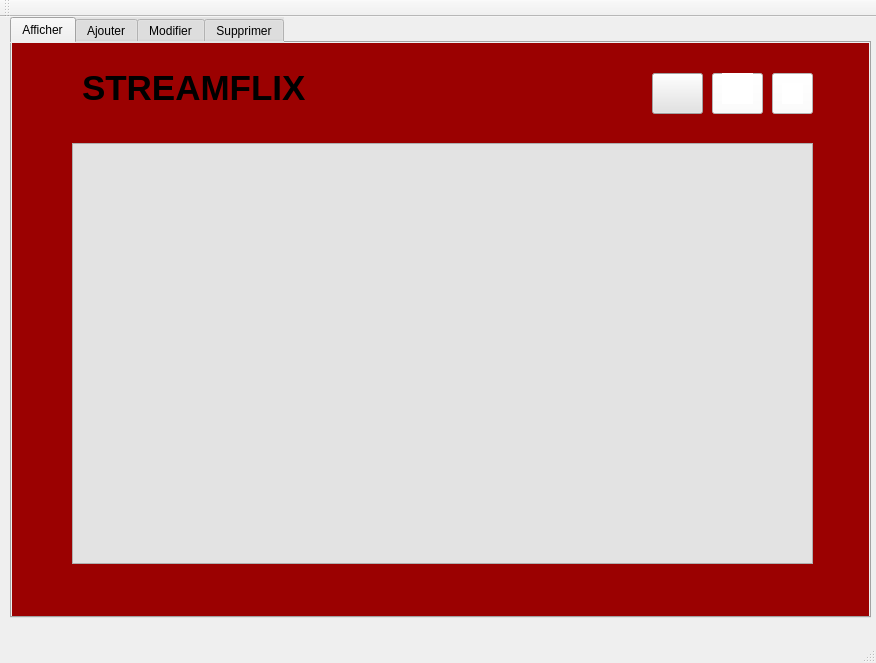
This is Desktop/Atelier_Connexion/mainwindow.ui in maramboussalem/Smart-TV- as Qt 5 draws it before an edit. The edited form follows.
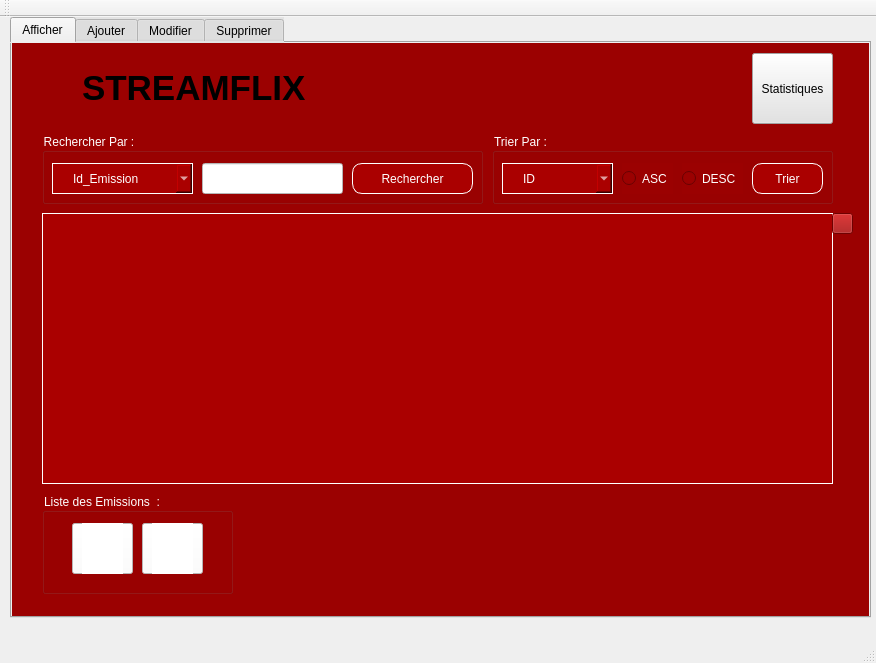
This is the edited form. Icons and pictures are not drawn.

```diff
--- a/Desktop/Atelier_Connexion/mainwindow.ui
+++ b/Desktop/Atelier_Connexion/mainwindow.ui
@@ -54,14 +54,20 @@
      <widget class="QTableView" name="table_AfficherEmission">
       <property name="geometry">
        <rect>
-        <x>60</x>
-        <y>100</y>
-        <width>741</width>
-        <height>421</height>
+        <x>30</x>
+        <y>170</y>
+        <width>791</width>
+        <height>271</height>
        </rect>
       </property>
       <property name="styleSheet">
-       <string notr="true"/>
+       <string notr="true">background-color: rgb(170, 0, 0);
+border :1px solid rgb(255, 255, 255);
+border-radius :0px;
+color: #FFF;
+padding-left: 20px;
+padding-right:20px;
+</string>
       </property>
      </widget>
      <widget class="QLabel" name="label_40">
@@ -113,95 +119,431 @@
        <string/>
       </property>
      </widget>
-     <widget class="QPushButton" name="pushButton_regarder">
-      <property name="geometry">
-       <rect>
-        <x>640</x>
-        <y>30</y>
-        <width>51</width>
-        <height>41</height>
-       </rect>
-      </property>
-      <property name="text">
-       <string/>
-      </property>
-     </widget>
      <widget class="QPushButton" name="pushButtonRef">
       <property name="geometry">
        <rect>
-        <x>760</x>
-        <y>30</y>
-        <width>41</width>
-        <height>41</height>
-       </rect>
-      </property>
-      <property name="styleSheet">
-       <string notr="true">background-color: rgb(255, 255, 255);</string>
-      </property>
-      <property name="text">
-       <string/>
-      </property>
-     </widget>
-     <widget class="QLabel" name="label_14">
-      <property name="geometry">
-       <rect>
-        <x>770</x>
-        <y>40</y>
+        <x>820</x>
+        <y>170</y>
         <width>21</width>
         <height>21</height>
        </rect>
       </property>
       <property name="styleSheet">
-       <string notr="true">image: url(:/new/prefix1/ac.png);
-background-color: rgb(255, 255, 255);</string>
+       <string notr="true">background-color: rgb(155, 1, 1);</string>
       </property>
       <property name="text">
        <string/>
       </property>
      </widget>
-     <widget class="QPushButton" name="pushButtonTri">
+     <widget class="QPushButton" name="pushButtonExcel">
       <property name="geometry">
        <rect>
-        <x>700</x>
-        <y>30</y>
-        <width>51</width>
-        <height>41</height>
+        <x>340</x>
+        <y>20</y>
+        <width>61</width>
+        <height>51</height>
        </rect>
       </property>
-      <property name="styleSheet">
-       <string notr="true">background-color: rgb(255, 255, 255);</string>
-      </property>
       <property name="text">
        <string/>
       </property>
      </widget>
-     <widget class="QLabel" name="label_20">
+     <widget class="QGroupBox" name="groupBox">
       <property name="geometry">
        <rect>
-        <x>710</x>
-        <y>30</y>
-        <width>31</width>
-        <height>31</height>
+        <x>480</x>
+        <y>90</y>
+        <width>341</width>
+        <height>71</height>
        </rect>
       </property>
       <property name="styleSheet">
-       <string notr="true">background-color: rgb(255, 255, 255);
-image: url(:/new/prefix1/Tri.png);</string>
+       <string notr="true">background-color: rgb(155, 1, 1);
+color: rgb(255, 255, 255);</string>
       </property>
+      <property name="title">
+       <string>Trier Par :</string>
+      </property>
+      <widget class="QComboBox" name="comboBoxTri">
+       <property name="geometry">
+        <rect>
+         <x>10</x>
+         <y>30</y>
+         <width>111</width>
+         <height>31</height>
+        </rect>
+       </property>
+       <property name="styleSheet">
+        <string notr="true">background-color: rgb(170, 0, 0);
+border :1px solid rgb(255, 255, 255);
+border-radius :0px;
+color: #FFF;
+padding-left: 20px;
+padding-right:20px;
+</string>
+       </property>
+       <item>
+        <property name="text">
+         <string>ID</string>
+        </property>
+       </item>
+       <item>
+        <property name="text">
+         <string>Date</string>
+        </property>
+       </item>
+       <item>
+        <property name="text">
+         <string>Catégorie</string>
+        </property>
+       </item>
+       <item>
+        <property name="text">
+         <string>Durée</string>
+        </property>
+       </item>
+      </widget>
+      <widget class="QRadioButton" name="radioButtonCroissant">
+       <property name="geometry">
+        <rect>
+         <x>130</x>
+         <y>30</y>
+         <width>51</width>
+         <height>31</height>
+        </rect>
+       </property>
+       <property name="styleSheet">
+        <string notr="true">background-color: rgb(155, 1, 1);
+color: rgb(255, 255, 255);</string>
+       </property>
+       <property name="text">
+        <string>ASC</string>
+       </property>
+      </widget>
+      <widget class="QRadioButton" name="radioButtonDecroissant">
+       <property name="geometry">
+        <rect>
+         <x>190</x>
+         <y>30</y>
+         <width>61</width>
+         <height>31</height>
+        </rect>
+       </property>
+       <property name="styleSheet">
+        <string notr="true">background-color: rgb(155, 1, 1);
+color: rgb(255, 255, 255);</string>
+       </property>
+       <property name="text">
+        <string>DESC</string>
+       </property>
+      </widget>
+      <widget class="QPushButton" name="pushButtonTri">
+       <property name="geometry">
+        <rect>
+         <x>260</x>
+         <y>30</y>
+         <width>71</width>
+         <height>31</height>
+        </rect>
+       </property>
+       <property name="styleSheet">
+        <string notr="true">background-color: rgb(170, 0, 0);
+border :1px solid rgb(255, 255, 255);
+border-radius :10px;
+color: #FFF;
+padding-left: 20px;
+padding-right:20px;
+</string>
+       </property>
+       <property name="text">
+        <string>Trier</string>
+       </property>
+      </widget>
+     </widget>
+     <widget class="QGroupBox" name="groupBox_2">
+      <property name="geometry">
+       <rect>
+        <x>30</x>
+        <y>90</y>
+        <width>441</width>
+        <height>71</height>
+       </rect>
+      </property>
+      <property name="styleSheet">
+       <string notr="true">background-color: rgb(155, 1, 1);
+color: rgb(255, 255, 255);</string>
+      </property>
+      <property name="title">
+       <string>Rechercher Par :</string>
+      </property>
+      <widget class="QComboBox" name="comboBoxRecherche">
+       <property name="geometry">
+        <rect>
+         <x>10</x>
+         <y>30</y>
+         <width>141</width>
+         <height>31</height>
+        </rect>
+       </property>
+       <property name="styleSheet">
+        <string notr="true">background-color: rgb(170, 0, 0);
+border :1px solid rgb(255, 255, 255);
+border-radius :0px;
+color: #FFF;
+padding-left: 20px;
+padding-right:20px;
+</string>
+       </property>
+       <item>
+        <property name="text">
+         <string>Id_Emission</string>
+        </property>
+       </item>
+       <item>
+        <property name="text">
+         <string>Titre</string>
+        </property>
+       </item>
+       <item>
+        <property name="text">
+         <string>Categorie</string>
+        </property>
+       </item>
+       <item>
+        <property name="text">
+         <string>Realisateur</string>
+        </property>
+       </item>
+       <item>
+        <property name="text">
+         <string>Duree</string>
+        </property>
+       </item>
+       <item>
+        <property name="text">
+         <string>Date_emission</string>
+        </property>
+       </item>
+      </widget>
+      <widget class="QLineEdit" name="lineEditRechercheTableau">
+       <property name="geometry">
+        <rect>
+         <x>160</x>
+         <y>30</y>
+         <width>141</width>
+         <height>31</height>
+        </rect>
+       </property>
+       <property name="styleSheet">
+        <string notr="true">background-color: rgb(255, 255, 255);</string>
+       </property>
+      </widget>
+      <widget class="QPushButton" name="pushButtonValidier_recherche">
+       <property name="geometry">
+        <rect>
+         <x>310</x>
+         <y>30</y>
+         <width>121</width>
+         <height>31</height>
+        </rect>
+       </property>
+       <property name="styleSheet">
+        <string notr="true">background-color: rgb(170, 0, 0);
+border :1px solid rgb(255, 255, 255);
+border-radius :10px;
+color: #FFF;
+padding-left: 20px;
+padding-right:20px;
+</string>
+       </property>
+       <property name="text">
+        <string>Rechercher</string>
+       </property>
+      </widget>
+     </widget>
+     <widget class="QPushButton" name="pushButtonstat">
+      <property name="geometry">
+       <rect>
+        <x>740</x>
+        <y>10</y>
+        <width>81</width>
+        <height>71</height>
+       </rect>
+      </property>
+      <property name="styleSheet">
+       <string notr="true">
+</string>
+      </property>
       <property name="text">
-       <string/>
+       <string>Statistiques</string>
       </property>
      </widget>
+     <widget class="QGroupBox" name="groupBox_3">
+      <property name="geometry">
+       <rect>
+        <x>30</x>
+        <y>450</y>
+        <width>191</width>
+        <height>101</height>
+       </rect>
+      </property>
+      <property name="styleSheet">
+       <string notr="true">background-color: rgb(155, 1, 1);
+color: rgb(255, 255, 255);</string>
+      </property>
+      <property name="title">
+       <string>Liste des Emissions  :</string>
+      </property>
+      <widget class="QPushButton" name="pushButtonPdf">
+       <property name="geometry">
+        <rect>
+         <x>50</x>
+         <y>30</y>
+         <width>41</width>
+         <height>51</height>
+        </rect>
+       </property>
+       <property name="styleSheet">
+        <string notr="true">
+background-color: rgb(255, 255, 255);</string>
+       </property>
+       <property name="text">
+        <string/>
+       </property>
+      </widget>
+      <widget class="QPushButton" name="pushButtoneee">
+       <property name="geometry">
+        <rect>
+         <x>100</x>
+         <y>30</y>
+         <width>61</width>
+         <height>51</height>
+        </rect>
+       </property>
+       <property name="styleSheet">
+        <string notr="true">background-color: rgb(255, 255, 255);</string>
+       </property>
+       <property name="text">
+        <string/>
+       </property>
+      </widget>
+      <widget class="QPushButton" name="pushButtonTelecharger">
+       <property name="geometry">
+        <rect>
+         <x>30</x>
+         <y>30</y>
+         <width>21</width>
+         <height>51</height>
+        </rect>
+       </property>
+       <property name="styleSheet">
+        <string notr="true">
+background-color: rgb(255, 255, 255);</string>
+       </property>
+       <property name="text">
+        <string/>
+       </property>
+      </widget>
+      <widget class="QLabel" name="label_14">
+       <property name="enabled">
+        <bool>true</bool>
+       </property>
+       <property name="geometry">
+        <rect>
+         <x>40</x>
+         <y>30</y>
+         <width>41</width>
+         <height>51</height>
+        </rect>
+       </property>
+       <property name="mouseTracking">
+        <bool>true</bool>
+       </property>
+       <property name="tabletTracking">
+        <bool>true</bool>
+       </property>
+       <property name="acceptDrops">
+        <bool>true</bool>
+       </property>
+       <property name="autoFillBackground">
+        <bool>false</bool>
+       </property>
+       <property name="styleSheet">
+        <string notr="true">image: url(:/new/prefix1/pdf1.png);
+background-color: rgb(255, 255, 255);</string>
+       </property>
+       <property name="text">
+        <string/>
+       </property>
+       <property name="scaledContents">
+        <bool>true</bool>
+       </property>
+       <property name="wordWrap">
+        <bool>true</bool>
+       </property>
+       <property name="openExternalLinks">
+        <bool>true</bool>
+       </property>
+       <property name="textInteractionFlags">
+        <set>Qt::NoTextInteraction</set>
+       </property>
+      </widget>
+      <widget class="QLabel" name="label_17">
+       <property name="enabled">
+        <bool>true</bool>
+       </property>
+       <property name="geometry">
+        <rect>
+         <x>110</x>
+         <y>30</y>
+         <width>41</width>
+         <height>51</height>
+        </rect>
+       </property>
+       <property name="mouseTracking">
+        <bool>true</bool>
+       </property>
+       <property name="tabletTracking">
+        <bool>true</bool>
+       </property>
+       <property name="acceptDrops">
+        <bool>true</bool>
+       </property>
+       <property name="autoFillBackground">
+        <bool>false</bool>
+       </property>
+       <property name="styleSheet">
+        <string notr="true">image: url(:/new/prefix2/e.png);
+background-color: rgb(255, 255, 255);</string>
+       </property>
+       <property name="text">
+        <string/>
+       </property>
+       <property name="scaledContents">
+        <bool>true</bool>
+       </property>
+       <property name="wordWrap">
+        <bool>true</bool>
+       </property>
+       <property name="openExternalLinks">
+        <bool>true</bool>
+       </property>
+       <property name="textInteractionFlags">
+        <set>Qt::NoTextInteraction</set>
+       </property>
+      </widget>
+     </widget>
+     <zorder>pushButtonExcel</zorder>
      <zorder>label_2</zorder>
      <zorder>verticalScrollBar</zorder>
      <zorder>table_AfficherEmission</zorder>
      <zorder>label_40</zorder>
      <zorder>label_44</zorder>
-     <zorder>pushButton_regarder</zorder>
      <zorder>pushButtonRef</zorder>
-     <zorder>label_14</zorder>
-     <zorder>pushButtonTri</zorder>
-     <zorder>label_20</zorder>
+     <zorder>groupBox</zorder>
+     <zorder>groupBox_2</zorder>
+     <zorder>pushButtonstat</zorder>
+     <zorder>groupBox_3</zorder>
     </widget>
     <widget class="QWidget" name="tab">
      <attribute name="title">
@@ -327,19 +669,6 @@
        <string notr="true">background-color: rgb(255, 255, 255);</string>
       </property>
      </widget>
-     <widget class="QLineEdit" name="lineEdit_Categorie">
-      <property name="geometry">
-       <rect>
-        <x>580</x>
-        <y>140</y>
-        <width>151</width>
-        <height>22</height>
-       </rect>
-      </property>
-      <property name="styleSheet">
-       <string notr="true">background-color: rgb(255, 255, 255);</string>
-      </property>
-     </widget>
      <widget class="QLineEdit" name="lineEdit_Realisateur">
       <property name="geometry">
        <rect>
@@ -440,7 +769,7 @@
 </string>
       </property>
       <property name="text">
-       <string>Quitter</string>
+       <string>Annuler</string>
       </property>
      </widget>
      <widget class="QLabel" name="label">
@@ -459,6 +788,59 @@
        <string/>
       </property>
      </widget>
+     <widget class="QComboBox" name="comboBoxCategorie">
+      <property name="geometry">
+       <rect>
+        <x>580</x>
+        <y>140</y>
+        <width>151</width>
+        <height>22</height>
+       </rect>
+      </property>
+      <property name="styleSheet">
+       <string notr="true">background-color: rgb(255, 255, 255);</string>
+      </property>
+      <item>
+       <property name="text">
+        <string>Divertissement</string>
+       </property>
+      </item>
+      <item>
+       <property name="text">
+        <string>Information</string>
+       </property>
+      </item>
+      <item>
+       <property name="text">
+        <string>Sport</string>
+       </property>
+      </item>
+      <item>
+       <property name="text">
+        <string>Voyage</string>
+       </property>
+      </item>
+      <item>
+       <property name="text">
+        <string>Documentaire</string>
+       </property>
+      </item>
+      <item>
+       <property name="text">
+        <string>Action</string>
+       </property>
+      </item>
+      <item>
+       <property name="text">
+        <string>Drame</string>
+       </property>
+      </item>
+      <item>
+       <property name="text">
+        <string>Comédie</string>
+       </property>
+      </item>
+     </widget>
      <zorder>label</zorder>
      <zorder>label_5</zorder>
      <zorder>label_6</zorder>
@@ -469,13 +851,13 @@
      <zorder>label_12</zorder>
      <zorder>lineEdit_IdEmission</zorder>
      <zorder>lineEdit_Titre</zorder>
-     <zorder>lineEdit_Categorie</zorder>
      <zorder>lineEdit_Realisateur</zorder>
      <zorder>lineEdit_Duree</zorder>
      <zorder>lineEdit_Description</zorder>
      <zorder>pushButton_Ajouter</zorder>
      <zorder>dateEdit</zorder>
      <zorder>pushButton_QuitterAjouter</zorder>
+     <zorder>comboBoxCategorie</zorder>
     </widget>
     <widget class="QWidget" name="tab_3">
      <attribute name="title">
@@ -500,20 +882,7 @@
 </string>
       </property>
       <property name="text">
-       <string>Quitter</string>
-      </property>
-     </widget>
-     <widget class="QLineEdit" name="lineEdit_IdEmission_M">
-      <property name="geometry">
-       <rect>
-        <x>290</x>
-        <y>140</y>
-        <width>151</width>
-        <height>22</height>
-       </rect>
-      </property>
-      <property name="styleSheet">
-       <string notr="true">background-color: rgb(255, 255, 255);</string>
+       <string>Annuler</string>
       </property>
      </widget>
      <widget class="QLineEdit" name="lineEdit_Realisateur_M">
@@ -614,22 +983,6 @@
        <string>Date :</string>
       </property>
      </widget>
-     <widget class="QLabel" name="label_17">
-      <property name="geometry">
-       <rect>
-        <x>160</x>
-        <y>140</y>
-        <width>111</width>
-        <height>16</height>
-       </rect>
-      </property>
-      <property name="styleSheet">
-       <string notr="true">background-color: rgb(227, 227, 227);</string>
-      </property>
-      <property name="text">
-       <string>Id Emission :</string>
-      </property>
-     </widget>
      <widget class="QLineEdit" name="lineEdit_Titre_M">
       <property name="geometry">
        <rect>
@@ -660,28 +1013,15 @@
       <property name="geometry">
        <rect>
         <x>490</x>
-        <y>142</y>
+        <y>138</y>
         <width>101</width>
-        <height>16</height>
+        <height>20</height>
        </rect>
       </property>
       <property name="text">
        <string>Catégorie :</string>
       </property>
      </widget>
-     <widget class="QLineEdit" name="lineEdit_Categorie_M">
-      <property name="geometry">
-       <rect>
-        <x>580</x>
-        <y>140</y>
-        <width>151</width>
-        <height>22</height>
-       </rect>
-      </property>
-      <property name="styleSheet">
-       <string notr="true">background-color: rgb(255, 255, 255);</string>
-      </property>
-     </widget>
      <widget class="QLabel" name="label_19">
       <property name="geometry">
        <rect>
@@ -714,9 +1054,9 @@
      <widget class="QLineEdit" name="lineEdit_recherID">
       <property name="geometry">
        <rect>
-        <x>640</x>
-        <y>20</y>
-        <width>151</width>
+        <x>290</x>
+        <y>140</y>
+        <width>121</width>
         <height>21</height>
        </rect>
       </property>
@@ -727,9 +1067,9 @@
      <widget class="QPushButton" name="pushButtonRechID">
       <property name="geometry">
        <rect>
-        <x>790</x>
-        <y>20</y>
-        <width>41</width>
+        <x>410</x>
+        <y>140</y>
+        <width>31</width>
         <height>21</height>
        </rect>
       </property>
@@ -765,14 +1105,14 @@
      <widget class="QLabel" name="label_21">
       <property name="geometry">
        <rect>
-        <x>550</x>
-        <y>20</y>
-        <width>91</width>
-        <height>21</height>
+        <x>160</x>
+        <y>140</y>
+        <width>121</width>
+        <height>16</height>
        </rect>
       </property>
       <property name="styleSheet">
-       <string notr="true">background-color: rgb(155, 1, 1);
+       <string notr="true">background-color: rgb(228, 228, 228);
 color: rgb(0, 0, 0);</string>
       </property>
       <property name="text">
@@ -782,8 +1122,8 @@
      <widget class="QLabel" name="label_29">
       <property name="geometry">
        <rect>
-        <x>800</x>
-        <y>20</y>
+        <x>410</x>
+        <y>140</y>
         <width>21</width>
         <height>16</height>
        </rect>
@@ -796,9 +1136,61 @@
        <string/>
       </property>
      </widget>
+     <widget class="QComboBox" name="comboBox_M_2">
+      <property name="geometry">
+       <rect>
+        <x>580</x>
+        <y>140</y>
+        <width>151</width>
+        <height>22</height>
+       </rect>
+      </property>
+      <property name="styleSheet">
+       <string notr="true">background-color: rgb(255, 255, 255);</string>
+      </property>
+      <item>
+       <property name="text">
+        <string>Divertissement</string>
+       </property>
+      </item>
+      <item>
+       <property name="text">
+        <string>Information</string>
+       </property>
+      </item>
+      <item>
+       <property name="text">
+        <string>Sport</string>
+       </property>
+      </item>
+      <item>
+       <property name="text">
+        <string>Voyage</string>
+       </property>
+      </item>
+      <item>
+       <property name="text">
+        <string>Documentaire</string>
+       </property>
+      </item>
+      <item>
+       <property name="text">
+        <string>Action</string>
+       </property>
+      </item>
+      <item>
+       <property name="text">
+        <string>Drame</string>
+       </property>
+      </item>
+      <item>
+       <property name="text">
+        <string>Comédie</string>
+       </property>
+      </item>
+     </widget>
      <zorder>label_3</zorder>
      <zorder>pushButton_QuitterModifier</zorder>
-     <zorder>lineEdit_IdEmission_M</zorder>
      <zorder>lineEdit_Realisateur_M</zorder>
      <zorder>label_9</zorder>
      <zorder>label_13</zorder>
@@ -806,17 +1198,16 @@
      <zorder>label_15</zorder>
      <zorder>lineEdit_Duree_M</zorder>
      <zorder>label_16</zorder>
-     <zorder>label_17</zorder>
      <zorder>lineEdit_Titre_M</zorder>
      <zorder>lineEdit_Description_M</zorder>
      <zorder>label_18</zorder>
-     <zorder>lineEdit_Categorie_M</zorder>
      <zorder>label_19</zorder>
      <zorder>lineEdit_recherID</zorder>
      <zorder>pushButtonRechID</zorder>
      <zorder>pushButton_valider</zorder>
      <zorder>label_21</zorder>
      <zorder>label_29</zorder>
+     <zorder>comboBox_M_2</zorder>
     </widget>
     <widget class="QWidget" name="tab_4">
      <attribute name="title">
```
